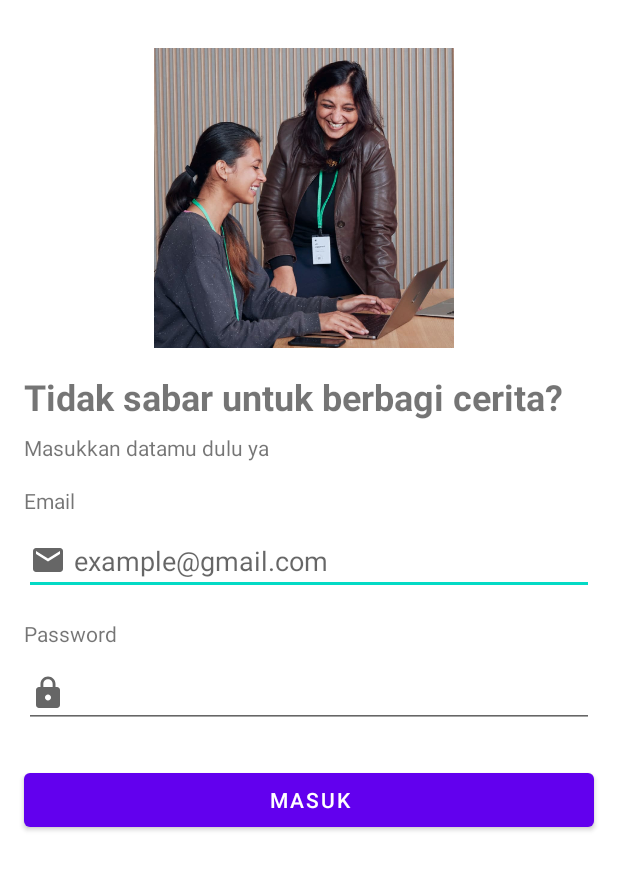
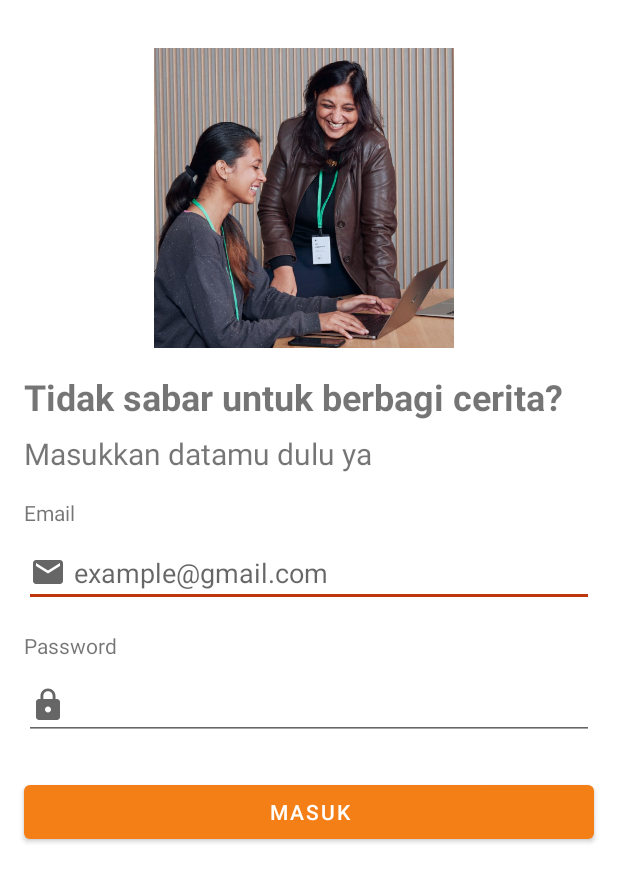
Before and after one commit to Izznakim/StoryDicoding, an Android app: the LoginActivity screen opened directly, with no data from a screen before it, on a phone screen of 412 x 824 dp. Shown: the top 882 px of the screen. Run offline under Robolectric (Android 15) with nearby library versions, the phone set to English and light mode, and no system bars.

Commit message:
Perubahan tema aplikasi.

```diff
--- a/app/src/main/java/com/example/storydicoding/ui/login/LoginActivity.kt
+++ b/app/src/main/java/com/example/storydicoding/ui/login/LoginActivity.kt
@@ -97,7 +97,7 @@ class LoginActivity : AppCompatActivity() {
             ObjectAnimator.ofFloat(binding.etPassword, View.ALPHA, 1f).setDuration(500)
         val login = ObjectAnimator.ofFloat(binding.btnLogin, View.ALPHA, 1f).setDuration(500)
 
-        val togetherName = AnimatorSet().apply {
+        val togetherTitle = AnimatorSet().apply {
             playTogether(title, desc)
         }
         val togetherEmail = AnimatorSet().apply {
@@ -108,8 +108,7 @@ class LoginActivity : AppCompatActivity() {
         }
 
         AnimatorSet().apply {
-            playSequentially(title,
-                togetherName,
+            playSequentially(togetherTitle,
                 togetherEmail,
                 togetherPassword, login
             )
--- a/app/src/main/res/layout/activity_login.xml
+++ b/app/src/main/res/layout/activity_login.xml
@@ -38,6 +38,7 @@
         android:layout_marginTop="8dp"
         android:alpha="0"
         android:text="Masukkan datamu dulu ya"
+        android:textSize="20sp"
         app:layout_constraintEnd_toEndOf="@+id/tv_title"
         app:layout_constraintStart_toStartOf="@+id/tv_title"
         app:layout_constraintTop_toBottomOf="@+id/tv_title" />
--- a/app/src/main/res/layout/fragment_add_story.xml
+++ b/app/src/main/res/layout/fragment_add_story.xml
@@ -14,7 +14,7 @@
             android:id="@+id/textView8"
             android:layout_width="0dp"
             android:layout_height="wrap_content"
-            android:background="@color/purple_500"
+            android:background="@color/yellow"
             android:gravity="center"
             android:padding="8dp"
             android:text="Tambahkan Cerita"
--- a/app/src/main/res/layout/story_item.xml
+++ b/app/src/main/res/layout/story_item.xml
@@ -12,7 +12,7 @@
         android:layout_marginTop="8dp"
         android:layout_marginEnd="16dp"
         android:layout_marginBottom="8dp"
-        app:cardBackgroundColor="#EAEAEA"
+        app:cardBackgroundColor="@color/yellow"
         app:cardCornerRadius="8dp"
         app:layout_constraintBottom_toBottomOf="parent"
         app:layout_constraintEnd_toEndOf="parent"
--- a/app/src/main/res/values-night/themes.xml
+++ b/app/src/main/res/values-night/themes.xml
@@ -2,18 +2,15 @@
     <!-- Base application theme. -->
     <style name="Theme.StoryDicoding" parent="Theme.MaterialComponents.DayNight.DarkActionBar">
         <!-- Primary brand color. -->
-        <item name="colorPrimary">@color/purple_200</item>
-        <item name="colorPrimaryVariant">@color/purple_700</item>
+        <item name="colorPrimary">@color/yellow_light</item>
+        <item name="colorPrimaryVariant">@color/yellow_dark</item>
         <item name="colorOnPrimary">@color/black</item>
         <!-- Secondary brand color. -->
-        <item name="colorSecondary">@color/teal_200</item>
-        <item name="colorSecondaryVariant">@color/teal_200</item>
+        <item name="colorSecondary">@color/amber_light</item>
+        <item name="colorSecondaryVariant">@color/amber_light</item>
         <item name="colorOnSecondary">@color/black</item>
         <!-- Status bar color. -->
         <item name="android:statusBarColor" tools:targetApi="l">?attr/colorPrimaryVariant</item>
         <!-- Customize your theme here. -->
-        <item name="android:windowActivityTransitions">true</item>
-        <item name="android:windowEnterTransition">@android:transition/explode</item>
-        <item name="android:windowExitTransition">@android:transition/explode</item>
     </style>
 </resources>
--- a/app/src/main/res/values/colors.xml
+++ b/app/src/main/res/values/colors.xml
@@ -5,6 +5,12 @@
     <color name="purple_700">#FF3700B3</color>
     <color name="teal_200">#FF03DAC5</color>
     <color name="teal_700">#FF018786</color>
+    <color name="yellow">#f57f17</color>
+    <color name="yellow_light">#ffb04c</color>
+    <color name="yellow_dark">#bc5100</color>
+    <color name="amber">#bf360c</color>
+    <color name="amber_light">#f9683a</color>
+    <color name="amber_dark">#870000</color>
     <color name="black">#FF000000</color>
     <color name="white">#FFFFFFFF</color>
 </resources>
--- a/app/src/main/res/values/themes.xml
+++ b/app/src/main/res/values/themes.xml
@@ -2,18 +2,15 @@
     <!-- Base application theme. -->
     <style name="Theme.StoryDicoding" parent="Theme.MaterialComponents.DayNight.DarkActionBar">
         <!-- Primary brand color. -->
-        <item name="colorPrimary">@color/purple_500</item>
-        <item name="colorPrimaryVariant">@color/purple_700</item>
+        <item name="colorPrimary">@color/yellow</item>
+        <item name="colorPrimaryVariant">@color/yellow_dark</item>
         <item name="colorOnPrimary">@color/white</item>
         <!-- Secondary brand color. -->
-        <item name="colorSecondary">@color/teal_200</item>
-        <item name="colorSecondaryVariant">@color/teal_700</item>
-        <item name="colorOnSecondary">@color/black</item>
+        <item name="colorSecondary">@color/amber</item>
+        <item name="colorSecondaryVariant">@color/amber_dark</item>
+        <item name="colorOnSecondary">@color/white</item>
         <!-- Status bar color. -->
         <item name="android:statusBarColor" tools:targetApi="l">?attr/colorPrimaryVariant</item>
         <!-- Customize your theme here. -->
-        <item name="android:windowActivityTransitions">true</item>
-        <item name="android:windowEnterTransition">@android:transition/explode</item>
-        <item name="android:windowExitTransition">@android:transition/explode</item>
     </style>
 </resources>
```
